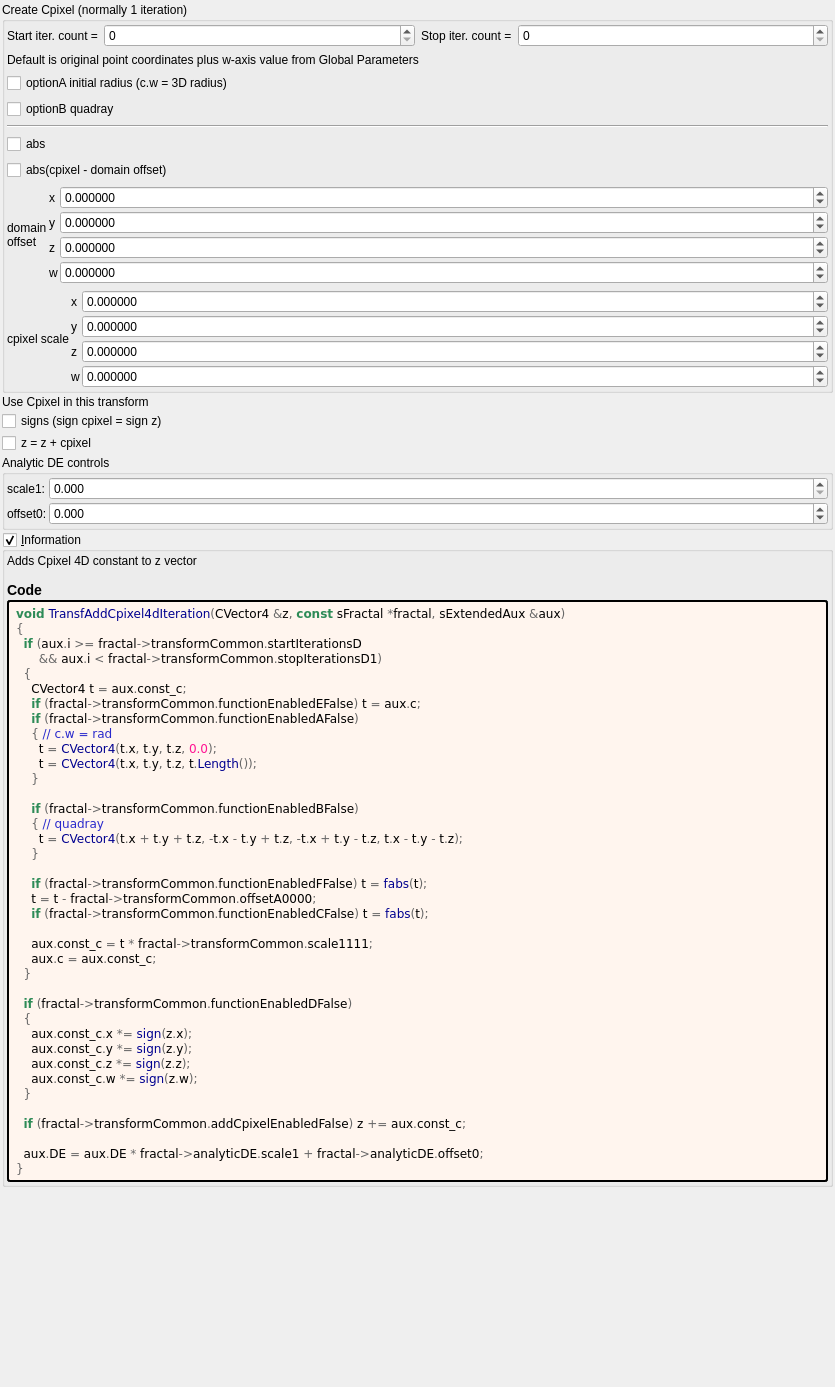
Old version of the form mandelbulber2/formula/ui/transf_add_cpixel4d.ui in the repository buddhi1980/mandelbulber2.
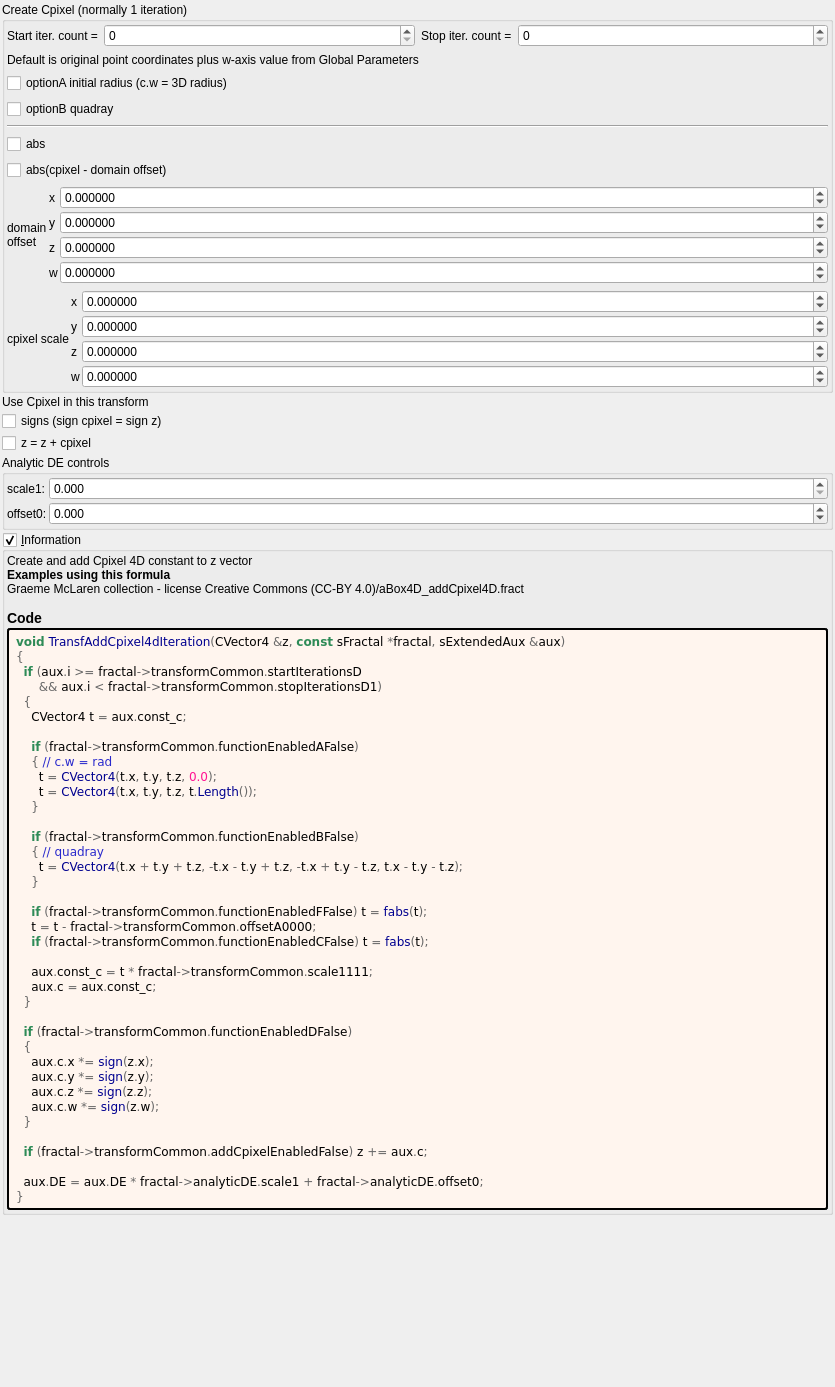
New version of the form. Custom widgets are drawn as their Qt base class.

Commit message: Final update of formulas with populate*.php script

Diff of the .ui file:
```diff
--- a/mandelbulber2/formula/ui/transf_add_cpixel4d.ui
+++ b/mandelbulber2/formula/ui/transf_add_cpixel4d.ui
@@ -615,9 +615,9 @@
       <item>
        <widget class="QLabel" name="label_information_general">
         <property name="text">
-         <string notr="true">&lt;p&gt;Adds Cpixel 4D constant to z vector&lt;/p&gt;&lt;table&gt;
+         <string notr="true">&lt;p&gt;Create and add Cpixel 4D constant to z vector&lt;/p&gt;&lt;table&gt;
 &lt;/table&gt;
-&lt;h3&gt;Code&lt;/h3&gt;</string>
+&lt;br&gt;&lt;b&gt;Examples using this formula&lt;/b&gt;&lt;br&gt;Graeme McLaren  collection - license Creative Commons  (CC-BY 4.0)/aBox4D_addCpixel4D.fract&lt;h3&gt;Code&lt;/h3&gt;</string>
         </property>
         <property name="wordWrap">
          <bool>true</bool>
@@ -643,7 +643,7 @@
       &lt;span style=&quot;color:#676767&quot;&gt;&amp;amp;&amp;amp;&lt;/span&gt; aux&lt;span style=&quot;color:#676767&quot;&gt;.&lt;/span&gt;i &lt;span style=&quot;color:#676767&quot;&gt;&amp;lt;&lt;/span&gt; fractal&lt;span style=&quot;color:#676767&quot;&gt;-&amp;gt;&lt;/span&gt;transformCommon&lt;span style=&quot;color:#676767&quot;&gt;.&lt;/span&gt;stopIterationsD1&lt;span style=&quot;color:#676767&quot;&gt;)&lt;/span&gt;
   &lt;span style=&quot;color:#676767&quot;&gt;{&lt;/span&gt;
     CVector4 t &lt;span style=&quot;color:#676767&quot;&gt;=&lt;/span&gt; aux&lt;span style=&quot;color:#676767&quot;&gt;.&lt;/span&gt;const_c&lt;span style=&quot;color:#676767&quot;&gt;;&lt;/span&gt;
-    &lt;span style=&quot;color:#2e8b57; font-weight:bold&quot;&gt;if&lt;/span&gt; &lt;span style=&quot;color:#676767&quot;&gt;(&lt;/span&gt;fractal&lt;span style=&quot;color:#676767&quot;&gt;-&amp;gt;&lt;/span&gt;transformCommon&lt;span style=&quot;color:#676767&quot;&gt;.&lt;/span&gt;functionEnabledEFalse&lt;span style=&quot;color:#676767&quot;&gt;)&lt;/span&gt; t &lt;span style=&quot;color:#676767&quot;&gt;=&lt;/span&gt; aux&lt;span style=&quot;color:#676767&quot;&gt;.&lt;/span&gt;c&lt;span style=&quot;color:#676767&quot;&gt;;&lt;/span&gt;
+
     &lt;span style=&quot;color:#2e8b57; font-weight:bold&quot;&gt;if&lt;/span&gt; &lt;span style=&quot;color:#676767&quot;&gt;(&lt;/span&gt;fractal&lt;span style=&quot;color:#676767&quot;&gt;-&amp;gt;&lt;/span&gt;transformCommon&lt;span style=&quot;color:#676767&quot;&gt;.&lt;/span&gt;functionEnabledAFalse&lt;span style=&quot;color:#676767&quot;&gt;)&lt;/span&gt;
     &lt;span style=&quot;color:#676767&quot;&gt;{&lt;/span&gt; &lt;span style=&quot;color:#2929cc&quot;&gt;// c.w = rad&lt;/span&gt;
       t &lt;span style=&quot;color:#676767&quot;&gt;=&lt;/span&gt; &lt;span style=&quot;color:#00008f&quot;&gt;CVector4&lt;/span&gt;&lt;span style=&quot;color:#676767&quot;&gt;(&lt;/span&gt;t&lt;span style=&quot;color:#676767&quot;&gt;.&lt;/span&gt;x&lt;span style=&quot;color:#676767&quot;&gt;,&lt;/span&gt; t&lt;span style=&quot;color:#676767&quot;&gt;.&lt;/span&gt;y&lt;span style=&quot;color:#676767&quot;&gt;,&lt;/span&gt; t&lt;span style=&quot;color:#676767&quot;&gt;.&lt;/span&gt;z&lt;span style=&quot;color:#676767&quot;&gt;,&lt;/span&gt; &lt;span style=&quot;color:#ff1493&quot;&gt;0.0&lt;/span&gt;&lt;span style=&quot;color:#676767&quot;&gt;);&lt;/span&gt;
@@ -665,13 +665,13 @@
 
   &lt;span style=&quot;color:#2e8b57; font-weight:bold&quot;&gt;if&lt;/span&gt; &lt;span style=&quot;color:#676767&quot;&gt;(&lt;/span&gt;fractal&lt;span style=&quot;color:#676767&quot;&gt;-&amp;gt;&lt;/span&gt;transformCommon&lt;span style=&quot;color:#676767&quot;&gt;.&lt;/span&gt;functionEnabledDFalse&lt;span style=&quot;color:#676767&quot;&gt;)&lt;/span&gt;
   &lt;span style=&quot;color:#676767&quot;&gt;{&lt;/span&gt;
-    aux&lt;span style=&quot;color:#676767&quot;&gt;.&lt;/span&gt;const_c&lt;span style=&quot;color:#676767&quot;&gt;.&lt;/span&gt;x &lt;span style=&quot;color:#676767&quot;&gt;*=&lt;/span&gt; &lt;span style=&quot;color:#00008f&quot;&gt;sign&lt;/span&gt;&lt;span style=&quot;color:#676767&quot;&gt;(&lt;/span&gt;z&lt;span style=&quot;color:#676767&quot;&gt;.&lt;/span&gt;x&lt;span style=&quot;color:#676767&quot;&gt;);&lt;/span&gt;
-    aux&lt;span style=&quot;color:#676767&quot;&gt;.&lt;/span&gt;const_c&lt;span style=&quot;color:#676767&quot;&gt;.&lt;/span&gt;y &lt;span style=&quot;color:#676767&quot;&gt;*=&lt;/span&gt; &lt;span style=&quot;color:#00008f&quot;&gt;sign&lt;/span&gt;&lt;span style=&quot;color:#676767&quot;&gt;(&lt;/span&gt;z&lt;span style=&quot;color:#676767&quot;&gt;.&lt;/span&gt;y&lt;span style=&quot;color:#676767&quot;&gt;);&lt;/span&gt;
-    aux&lt;span style=&quot;color:#676767&quot;&gt;.&lt;/span&gt;const_c&lt;span style=&quot;color:#676767&quot;&gt;.&lt;/span&gt;z &lt;span style=&quot;color:#676767&quot;&gt;*=&lt;/span&gt; &lt;span style=&quot;color:#00008f&quot;&gt;sign&lt;/span&gt;&lt;span style=&quot;color:#676767&quot;&gt;(&lt;/span&gt;z&lt;span style=&quot;color:#676767&quot;&gt;.&lt;/span&gt;z&lt;span style=&quot;color:#676767&quot;&gt;);&lt;/span&gt;
-    aux&lt;span style=&quot;color:#676767&quot;&gt;.&lt;/span&gt;const_c&lt;span style=&quot;color:#676767&quot;&gt;.&lt;/span&gt;w &lt;span style=&quot;color:#676767&quot;&gt;*=&lt;/span&gt; &lt;span style=&quot;color:#00008f&quot;&gt;sign&lt;/span&gt;&lt;span style=&quot;color:#676767&quot;&gt;(&lt;/span&gt;z&lt;span style=&quot;color:#676767&quot;&gt;.&lt;/span&gt;w&lt;span style=&quot;color:#676767&quot;&gt;);&lt;/span&gt;
+    aux&lt;span style=&quot;color:#676767&quot;&gt;.&lt;/span&gt;c&lt;span style=&quot;color:#676767&quot;&gt;.&lt;/span&gt;x &lt;span style=&quot;color:#676767&quot;&gt;*=&lt;/span&gt; &lt;span style=&quot;color:#00008f&quot;&gt;sign&lt;/span&gt;&lt;span style=&quot;color:#676767&quot;&gt;(&lt;/span&gt;z&lt;span style=&quot;color:#676767&quot;&gt;.&lt;/span&gt;x&lt;span style=&quot;color:#676767&quot;&gt;);&lt;/span&gt;
+    aux&lt;span style=&quot;color:#676767&quot;&gt;.&lt;/span&gt;c&lt;span style=&quot;color:#676767&quot;&gt;.&lt;/span&gt;y &lt;span style=&quot;color:#676767&quot;&gt;*=&lt;/span&gt; &lt;span style=&quot;color:#00008f&quot;&gt;sign&lt;/span&gt;&lt;span style=&quot;color:#676767&quot;&gt;(&lt;/span&gt;z&lt;span style=&quot;color:#676767&quot;&gt;.&lt;/span&gt;y&lt;span style=&quot;color:#676767&quot;&gt;);&lt;/span&gt;
+    aux&lt;span style=&quot;color:#676767&quot;&gt;.&lt;/span&gt;c&lt;span style=&quot;color:#676767&quot;&gt;.&lt;/span&gt;z &lt;span style=&quot;color:#676767&quot;&gt;*=&lt;/span&gt; &lt;span style=&quot;color:#00008f&quot;&gt;sign&lt;/span&gt;&lt;span style=&quot;color:#676767&quot;&gt;(&lt;/span&gt;z&lt;span style=&quot;color:#676767&quot;&gt;.&lt;/span&gt;z&lt;span style=&quot;color:#676767&quot;&gt;);&lt;/span&gt;
+    aux&lt;span style=&quot;color:#676767&quot;&gt;.&lt;/span&gt;c&lt;span style=&quot;color:#676767&quot;&gt;.&lt;/span&gt;w &lt;span style=&quot;color:#676767&quot;&gt;*=&lt;/span&gt; &lt;span style=&quot;color:#00008f&quot;&gt;sign&lt;/span&gt;&lt;span style=&quot;color:#676767&quot;&gt;(&lt;/span&gt;z&lt;span style=&quot;color:#676767&quot;&gt;.&lt;/span&gt;w&lt;span style=&quot;color:#676767&quot;&gt;);&lt;/span&gt;
   &lt;span style=&quot;color:#676767&quot;&gt;}&lt;/span&gt;
 
-  &lt;span style=&quot;color:#2e8b57; font-weight:bold&quot;&gt;if&lt;/span&gt; &lt;span style=&quot;color:#676767&quot;&gt;(&lt;/span&gt;fractal&lt;span style=&quot;color:#676767&quot;&gt;-&amp;gt;&lt;/span&gt;transformCommon&lt;span style=&quot;color:#676767&quot;&gt;.&lt;/span&gt;addCpixelEnabledFalse&lt;span style=&quot;color:#676767&quot;&gt;)&lt;/span&gt; z &lt;span style=&quot;color:#676767&quot;&gt;+=&lt;/span&gt; aux&lt;span style=&quot;color:#676767&quot;&gt;.&lt;/span&gt;const_c&lt;span style=&quot;color:#676767&quot;&gt;;&lt;/span&gt;
+  &lt;span style=&quot;color:#2e8b57; font-weight:bold&quot;&gt;if&lt;/span&gt; &lt;span style=&quot;color:#676767&quot;&gt;(&lt;/span&gt;fractal&lt;span style=&quot;color:#676767&quot;&gt;-&amp;gt;&lt;/span&gt;transformCommon&lt;span style=&quot;color:#676767&quot;&gt;.&lt;/span&gt;addCpixelEnabledFalse&lt;span style=&quot;color:#676767&quot;&gt;)&lt;/span&gt; z &lt;span style=&quot;color:#676767&quot;&gt;+=&lt;/span&gt; aux&lt;span style=&quot;color:#676767&quot;&gt;.&lt;/span&gt;c&lt;span style=&quot;color:#676767&quot;&gt;;&lt;/span&gt;
 
   aux&lt;span style=&quot;color:#676767&quot;&gt;.&lt;/span&gt;DE &lt;span style=&quot;color:#676767&quot;&gt;=&lt;/span&gt; aux&lt;span style=&quot;color:#676767&quot;&gt;.&lt;/span&gt;DE &lt;span style=&quot;color:#676767&quot;&gt;*&lt;/span&gt; fractal&lt;span style=&quot;color:#676767&quot;&gt;-&amp;gt;&lt;/span&gt;analyticDE&lt;span style=&quot;color:#676767&quot;&gt;.&lt;/span&gt;scale1 &lt;span style=&quot;color:#676767&quot;&gt;+&lt;/span&gt; fractal&lt;span style=&quot;color:#676767&quot;&gt;-&amp;gt;&lt;/span&gt;analyticDE&lt;span style=&quot;color:#676767&quot;&gt;.&lt;/span&gt;offset0&lt;span style=&quot;color:#676767&quot;&gt;;&lt;/span&gt;
 &lt;span style=&quot;color:#676767&quot;&gt;}&lt;/span&gt;
```
Left out of the diff: 2 changed lines with no effect on the pictures. The commit also changes 6 other files.
